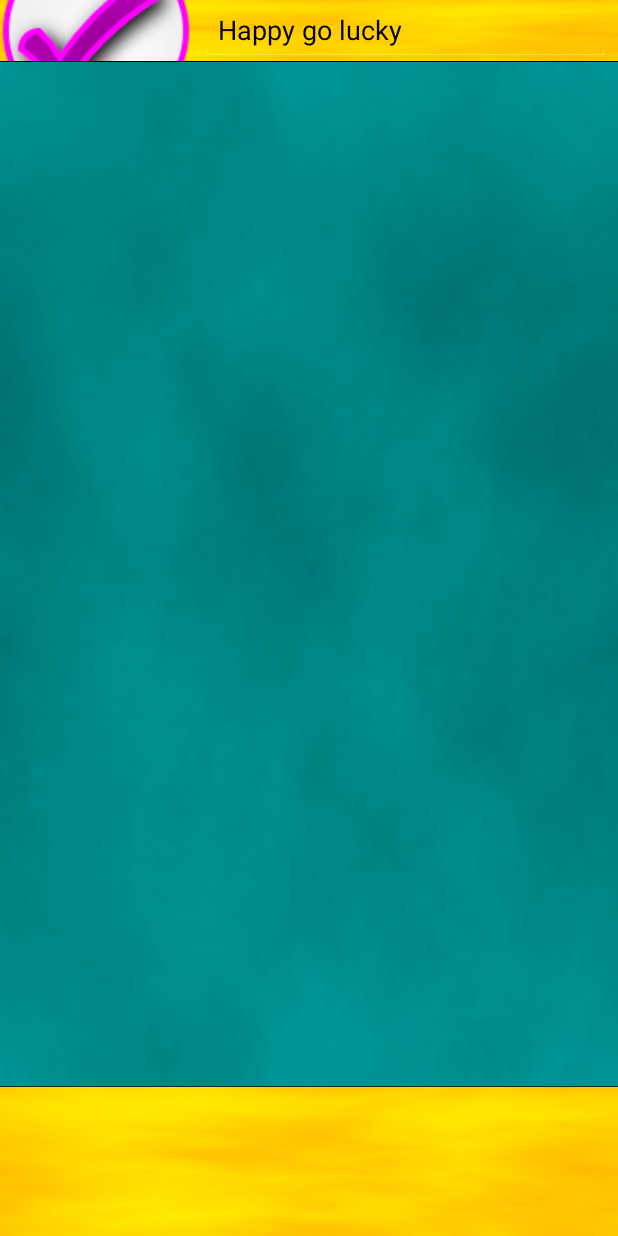
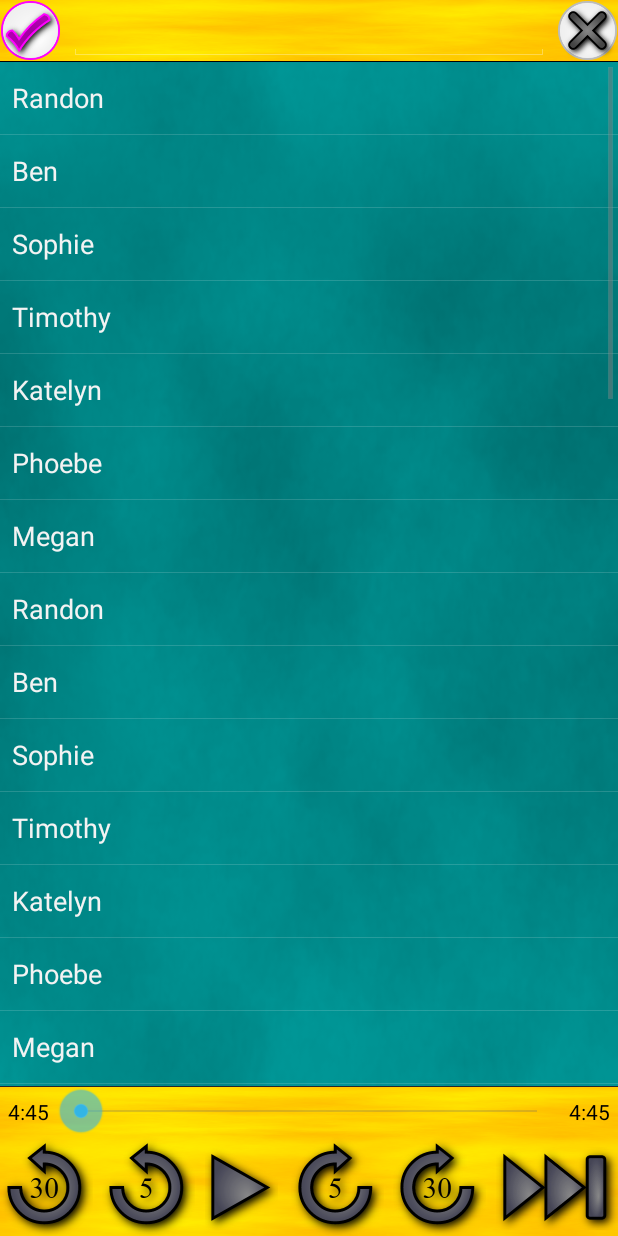
Before and after one commit to xyandro/NeoPlayer, an Android app: the fragment VideosFragment shown on its own in the app's theme, on a phone screen of 412 x 824 dp. Run offline under Robolectric (Android 15) with nearby library versions, the phone set to English and light mode, and no system bars.

Commit message:
Improve VideosFragment.java

```diff
--- a/NeoRemote/app/src/main/java/neoplayer/neoremote/MainActivity.java
+++ b/NeoRemote/app/src/main/java/neoplayer/neoremote/MainActivity.java
@@ -18,6 +18,7 @@ public class MainActivity extends Activity {
 
     private ViewPager mPager;
     private PagerAdapter mPagerAdapter;
+    private VideosFragment mVideosFragment = new VideosFragment();
 
     private static final String TAG = MainActivity.class.getSimpleName();
 
@@ -69,20 +70,23 @@ public class MainActivity extends Activity {
     }
 
     private class ScreenSlidePagerAdapter extends FragmentStatePagerAdapter {
+        private Fragment[] mPages;
+
         public ScreenSlidePagerAdapter(FragmentManager fm) {
             super(fm);
+            mPages = new Fragment[]{
+                    mVideosFragment
+            };
         }
 
         @Override
         public Fragment getItem(int position) {
-            if (position == 0)
-                return VideosFragment.create();
-            return ScreenSlidePageFragment.create(position);
+            return mPages[position];
         }
 
         @Override
         public int getCount() {
-            return NUM_PAGES;
+            return mPages.length;
         }
     }
 }
--- a/NeoRemote/app/src/main/java/neoplayer/neoremote/VideosFragment.java
+++ b/NeoRemote/app/src/main/java/neoplayer/neoremote/VideosFragment.java
@@ -1,46 +1,71 @@
 package neoplayer.neoremote;
 
 import android.app.Fragment;
-import android.graphics.drawable.Drawable;
 import android.os.Bundle;
 import android.util.Log;
 import android.view.LayoutInflater;
 import android.view.View;
 import android.view.ViewGroup;
+import android.widget.ArrayAdapter;
 import android.widget.ImageButton;
+import android.widget.ListView;
 
-import com.larvalabs.svgandroid.SVG;
-import com.larvalabs.svgandroid.SVGBuilder;
+import java.util.ArrayList;
 
 public class VideosFragment extends Fragment {
-    public static VideosFragment create() {
-        VideosFragment fragment = new VideosFragment();
-        return fragment;
-    }
-
-    public VideosFragment() {
-    }
+    private static final String TAG = MainActivity.class.getSimpleName();
 
     @Override
-    public View onCreateView(LayoutInflater inflater, ViewGroup container,
-            Bundle savedInstanceState) {
-        ViewGroup rootView = (ViewGroup) inflater
-                .inflate(R.layout.fragment_videos, container, false);
+    public View onCreateView(LayoutInflater inflater, ViewGroup container, Bundle savedInstanceState) {
+        View result = inflater.inflate(R.layout.fragment_videos, container, false);
 
-        SVG svg = new SVGBuilder()
-                .readFromResource(getResources(), R.raw.clear) // if svg in res/raw
-//                .readFromAsset(getAssets(), "somePicture.svg")           // if svg in assets
-                // .setWhiteMode(true) // draw fills in white, doesn't draw strokes
-                // .setColorSwap(0xFF008800, 0xFF33AAFF) // swap a single colour
-                // .setColorFilter(filter) // run through a colour filter
-                // .set[Stroke|Fill]ColorFilter(filter) // apply a colour filter to only the stroke or fill
-                .build();
+        ListView listView = result.findViewById(R.id.videosList);
+        ArrayList<String> listItems = new ArrayList<String>();
+        listItems.add("Randon");
+        listItems.add("Ben");
+        listItems.add("Sophie");
+        listItems.add("Timothy");
+        listItems.add("Katelyn");
+        listItems.add("Phoebe");
+        listItems.add("Megan");
+        listItems.add("Randon");
+        listItems.add("Ben");
+        listItems.add("Sophie");
+        listItems.add("Timothy");
+        listItems.add("Katelyn");
+        listItems.add("Phoebe");
+        listItems.add("Megan");
+        listItems.add("Randon");
+        listItems.add("Ben");
+        listItems.add("Sophie");
+        listItems.add("Timothy");
+        listItems.add("Katelyn");
+        listItems.add("Phoebe");
+        listItems.add("Megan");
+        listItems.add("Randon");
+        listItems.add("Ben");
+        listItems.add("Sophie");
+        listItems.add("Timothy");
+        listItems.add("Katelyn");
+        listItems.add("Phoebe");
+        listItems.add("Megan");
+        listItems.add("Randon");
+        listItems.add("Ben");
+        listItems.add("Sophie");
+        listItems.add("Timothy");
+        listItems.add("Katelyn");
+        listItems.add("Phoebe");
+        listItems.add("Megan");
+        listItems.add("Randon");
+        listItems.add("Ben");
+        listItems.add("Sophie");
+        listItems.add("Timothy");
+        listItems.add("Katelyn");
+        listItems.add("Phoebe");
+        listItems.add("Megan");
+        final ArrayAdapter<String> adapter = new ArrayAdapter<String>(getContext(), android.R.layout.simple_list_item_1, listItems);
+        listView.setAdapter(adapter);
 
-        Log.d("NeoRemote", (svg == null?"NULL":"NON"));
-        Drawable drawable = svg.getDrawable();
-        ImageButton button = rootView.findViewById(R.id.clearButton);
-        button.setImageDrawable(drawable);
-
-        return rootView;
+        return result;
     }
 }
--- a/NeoRemote/app/src/main/res/layout/fragment_videos.xml
+++ b/NeoRemote/app/src/main/res/layout/fragment_videos.xml
@@ -1,22 +1,25 @@
 <?xml version="1.0" encoding="utf-8"?>
-<LinearLayout
+<LinearLayout xmlns:android="http://schemas.android.com/apk/res/android"
     android:layout_width="match_parent"
     android:layout_height="match_parent"
-    android:orientation="vertical"
-    xmlns:android="http://schemas.android.com/apk/res/android">
+    android:orientation="vertical">
 
     <LinearLayout
         android:layout_width="match_parent"
         android:layout_height="0dp"
+        android:layout_weight="5"
         android:background="@drawable/yellow"
-        android:layout_weight="5"
+        android:focusable="true"
+        android:focusableInTouchMode="true"
         android:orientation="horizontal">
 
         <ImageButton
             android:layout_width="wrap_content"
             android:layout_height="match_parent"
-            android:src="@drawable/check"
-            android:background="@null"/>
+            android:adjustViewBounds="true"
+            android:background="@null"
+            android:scaleType="fitCenter"
+            android:src="@drawable/check" />
 
         <Space
             android:layout_width="5dp"
@@ -25,41 +28,171 @@
         <EditText
             android:layout_width="match_parent"
             android:layout_height="match_parent"
-            android:text="Happy go lucky"
             android:layout_weight="1"
-            android:textColor="@android:color/black"/>
+            android:textColor="@android:color/black" />
 
         <Space
             android:layout_width="5dp"
             android:layout_height="match_parent" />
 
         <ImageButton
-            android:id="@+id/clearButton"
             android:layout_width="wrap_content"
             android:layout_height="match_parent"
-            android:src="@drawable/clear"
-            android:background="@null"/>
+            android:adjustViewBounds="true"
+            android:background="@null"
+            android:scaleType="fitCenter"
+            android:src="@drawable/clear" />
     </LinearLayout>
 
     <LinearLayout
         android:layout_width="match_parent"
         android:layout_height="0dp"
-        android:layout_weight=".1"/>
+        android:layout_weight=".1" />
 
     <LinearLayout
         android:layout_width="match_parent"
         android:layout_height="0dp"
-        android:background="@drawable/teal"
-        android:layout_weight="82.8"/>
+        android:layout_weight="82.8"
+        android:background="@drawable/teal">
+
+        <ListView
+            android:id="@+id/videosList"
+            android:layout_width="match_parent"
+            android:layout_height="match_parent"></ListView>
+    </LinearLayout>
 
     <LinearLayout
         android:layout_width="match_parent"
         android:layout_height="0dp"
-        android:layout_weight=".1"/>
+        android:layout_weight=".1" />
 
     <LinearLayout
         android:layout_width="match_parent"
         android:layout_height="0dp"
+        android:layout_weight="12"
         android:background="@drawable/yellow"
-        android:layout_weight="12"/>
+        android:orientation="vertical">
+
+        <LinearLayout
+            android:layout_width="match_parent"
+            android:layout_height="0dp"
+            android:layout_weight="2"
+            android:background="@drawable/yellow">
+
+            <Space
+                android:layout_width="5dp"
+                android:layout_height="match_parent" />
+
+            <TextView
+                android:layout_width="wrap_content"
+                android:layout_height="match_parent"
+                android:gravity="center"
+                android:text="4:45"
+                android:textColor="@android:color/black" />
+
+            <Space
+                android:layout_width="5dp"
+                android:layout_height="match_parent" />
+
+            <SeekBar
+                android:layout_width="0dp"
+                android:layout_height="match_parent"
+                android:layout_weight="1" />
+
+            <Space
+                android:layout_width="5dp"
+                android:layout_height="match_parent" />
+
+            <TextView
+                android:layout_width="wrap_content"
+                android:layout_height="match_parent"
+                android:gravity="center"
+                android:text="4:45"
+                android:textColor="@android:color/black" />
+
+            <Space
+                android:layout_width="5dp"
+                android:layout_height="match_parent" />
+        </LinearLayout>
+
+        <LinearLayout
+            android:layout_width="match_parent"
+            android:layout_height="0dp"
+            android:layout_weight="4"
+            android:background="@drawable/yellow">
+
+            <ImageButton
+                android:layout_width="wrap_content"
+                android:layout_height="match_parent"
+                android:adjustViewBounds="true"
+                android:background="@null"
+                android:scaleType="fitCenter"
+                android:src="@drawable/back30" />
+
+            <Space
+                android:layout_width="0dp"
+                android:layout_height="match_parent"
+                android:layout_weight="1" />
+
+            <ImageButton
+                android:layout_width="wrap_content"
+                android:layout_height="match_parent"
+                android:adjustViewBounds="true"
+                android:background="@null"
+                android:scaleType="fitCenter"
+                android:src="@drawable/back5" />
+
+            <Space
+                android:layout_width="0dp"
+                android:layout_height="match_parent"
+                android:layout_weight="1" />
+
+            <ImageButton
+                android:layout_width="wrap_content"
+                android:layout_height="match_parent"
+                android:adjustViewBounds="true"
+                android:background="@null"
+                android:scaleType="fitCenter"
+                android:src="@drawable/play" />
+
+            <Space
+                android:layout_width="0dp"
+                android:layout_height="match_parent"
+                android:layout_weight="1" />
+
+            <ImageButton
+                android:layout_width="wrap_content"
+                android:layout_height="match_parent"
+                android:adjustViewBounds="true"
+                android:background="@null"
+                android:scaleType="fitCenter"
+                android:src="@drawable/forward5" />
+
+            <Space
+                android:layout_width="0dp"
+                android:layout_height="match_parent"
+                android:layout_weight="1" />
+
+            <ImageButton
+                android:layout_width="wrap_content"
+                android:layout_height="match_parent"
+                android:adjustViewBounds="true"
+                android:background="@null"
+                android:scaleType="fitCenter"
+                android:src="@drawable/forward30" />
+
+            <Space
+                android:layout_width="0dp"
+                android:layout_height="match_parent"
+                android:layout_weight="1" />
+
+            <ImageButton
+                android:layout_width="wrap_content"
+                android:layout_height="match_parent"
+                android:adjustViewBounds="true"
+                android:background="@null"
+                android:scaleType="fitCenter"
+                android:src="@drawable/forward" />
+        </LinearLayout>
+    </LinearLayout>
 </LinearLayout>
```
